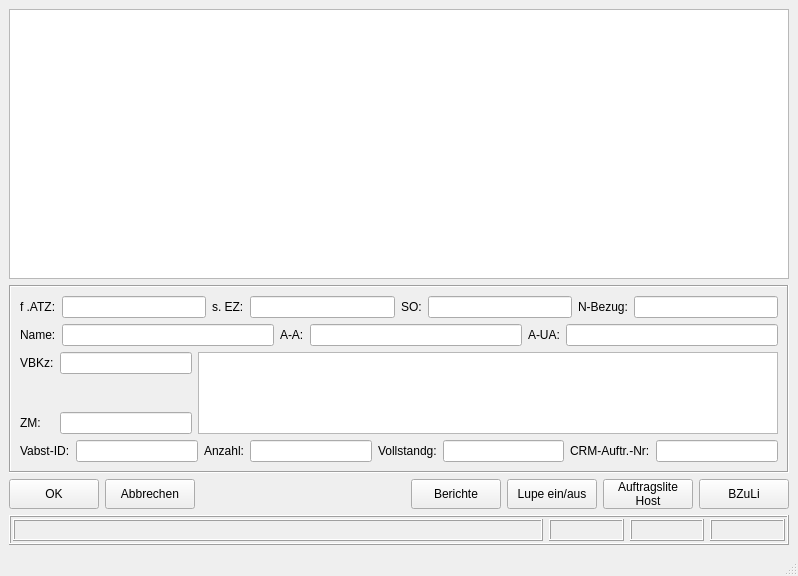
Before: the Qt Designer form Smile/UI/auftragsliste.ui in DenisReznikov/Smile, drawn with Qt 5.
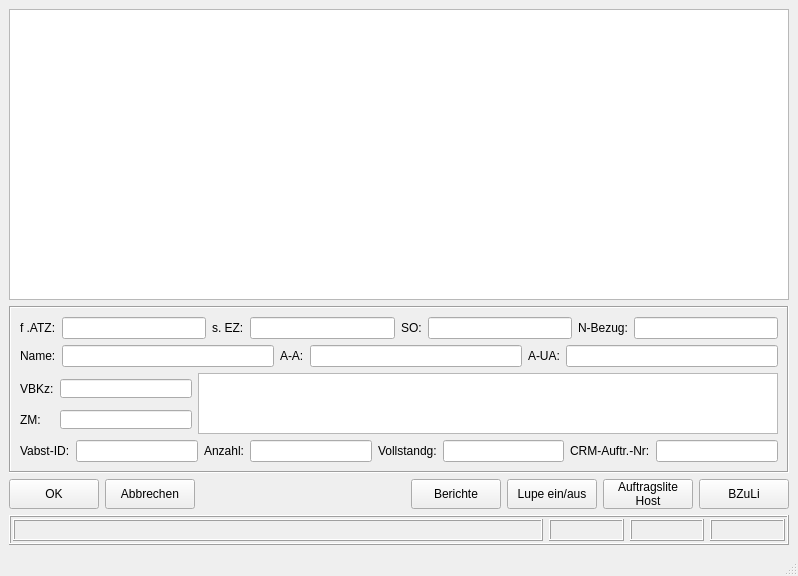
After: the same form once the commit is applied.

Patch:
```diff
--- a/Smile/UI/auftragsliste.ui
+++ b/Smile/UI/auftragsliste.ui
@@ -63,7 +63,13 @@
       <property name="minimumSize">
        <size>
         <width>0</width>
-        <height>100</height>
+        <height>167</height>
+       </size>
+      </property>
+      <property name="maximumSize">
+       <size>
+        <width>16777215</width>
+        <height>167</height>
        </size>
       </property>
       <property name="frameShape">
@@ -163,28 +169,54 @@
         <layout class="QHBoxLayout" name="horizontalLayout_2">
          <item>
           <layout class="QFormLayout" name="formLayout">
-           <item row="0" column="0">
+           <item row="0" column="1">
+            <spacer name="verticalSpacer_2">
+             <property name="orientation">
+              <enum>Qt::Vertical</enum>
+             </property>
+             <property name="sizeHint" stdset="0">
+              <size>
+               <width>20</width>
+               <height>40</height>
+              </size>
+             </property>
+            </spacer>
+           </item>
+           <item row="1" column="0">
             <widget class="QLabel" name="label_3">
              <property name="text">
               <string>VBKz:</string>
              </property>
             </widget>
            </item>
-           <item row="0" column="1">
+           <item row="1" column="1">
             <widget class="QLineEdit" name="line_VBKz"/>
            </item>
-           <item row="2" column="0">
+           <item row="2" column="1">
+            <spacer name="verticalSpacer">
+             <property name="orientation">
+              <enum>Qt::Vertical</enum>
+             </property>
+             <property name="sizeHint" stdset="0">
+              <size>
+               <width>20</width>
+               <height>40</height>
+              </size>
+             </property>
+            </spacer>
+           </item>
+           <item row="3" column="0">
             <widget class="QLabel" name="label_4">
              <property name="text">
               <string>ZM:</string>
              </property>
             </widget>
            </item>
-           <item row="2" column="1">
+           <item row="3" column="1">
             <widget class="QLineEdit" name="line_ZM"/>
            </item>
-           <item row="1" column="1">
-            <spacer name="verticalSpacer">
+           <item row="4" column="1">
+            <spacer name="verticalSpacer_3">
              <property name="orientation">
               <enum>Qt::Vertical</enum>
              </property>
@@ -203,7 +235,7 @@
            <property name="minimumSize">
             <size>
              <width>580</width>
-             <height>0</height>
+             <height>60</height>
             </size>
            </property>
           </widget>
```
Left out of the diff: 2 changed lines with no effect on the pictures.
